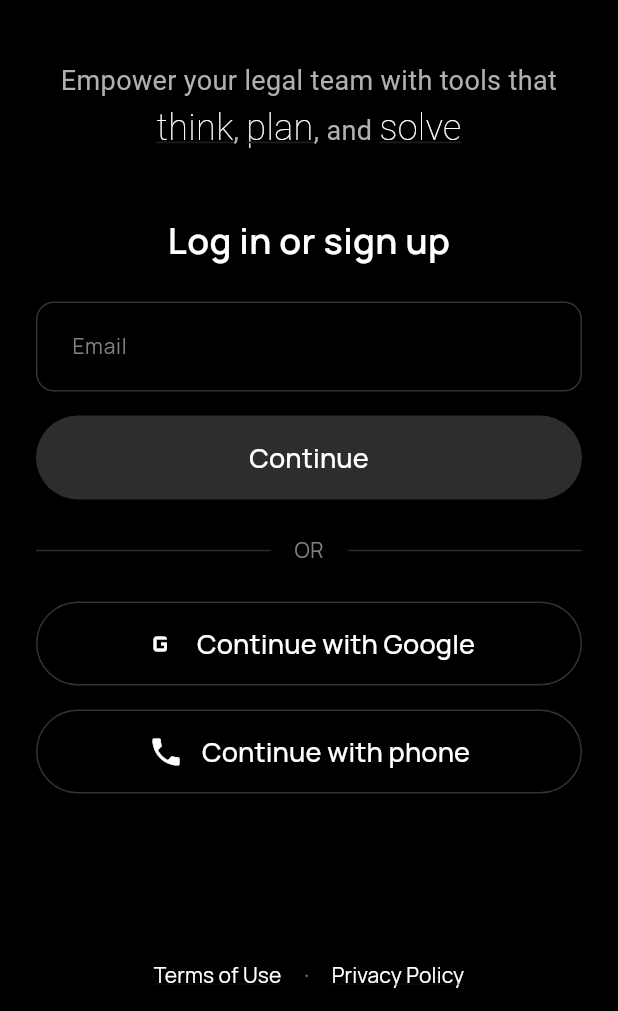
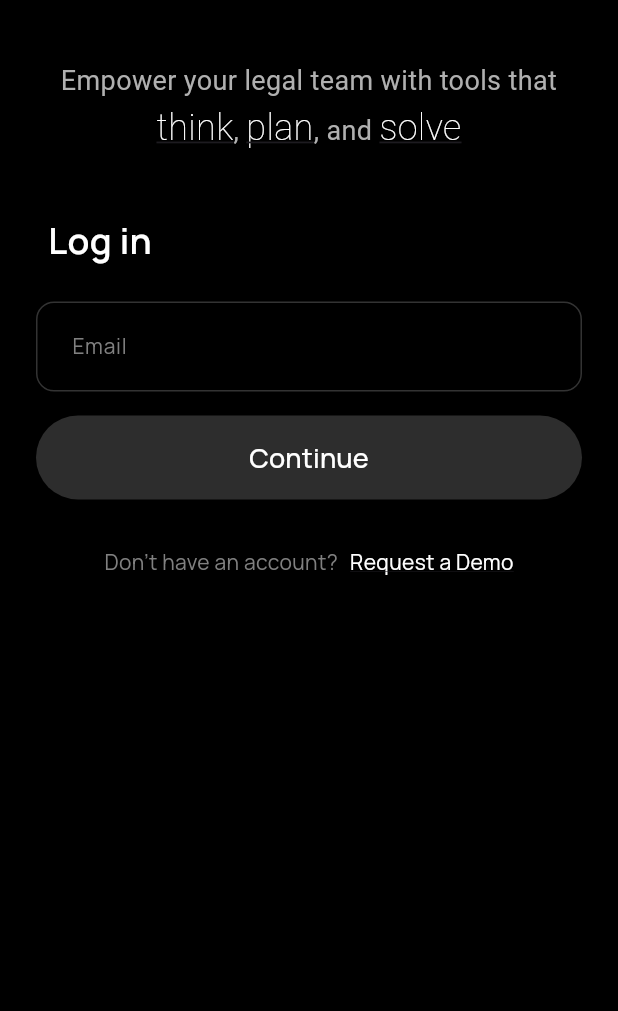
Before and after one commit to khumoyunABD/lexora, a Flutter app: the screen it shows after launch, on a phone screen of 412 x 824 dp, the part 225-1236 px from its top. Run offline on Flutter 3.47's test engine with Material 3 defaults, Android fonts, the phone set to English and light mode, and no system bars; our stand-ins replace dartz, dio, equatable, flutter_bloc, flutter_screenutil, flutter_secure_storage and 7 more; generated files the repository leaves out were written again.

```diff
--- a/lib/core/di/di.dart
+++ b/lib/core/di/di.dart
@@ -34,7 +34,7 @@ import 'package:lexora/features/user/presentation/bloc/user_bloc.dart';
 
 final di = GetIt.I;
 
-void setupDI() {
+void setupDependencies() {
   // core
   di.registerSingleton<LocalStorageRepository>(SecureLocalStorageRepository());
   di.registerSingleton<ApiClient>(ApiClient(di<LocalStorageRepository>()));
@@ -78,7 +78,8 @@ void setupDI() {
   di.registerLazySingleton(
       () => GetSessionByIdUseCase(di<SessionRepository>()));
   di.registerLazySingleton(() => CreateSessionUseCase(di<SessionRepository>()));
-  di.registerLazySingleton(() => UpdateSessionNameUseCase(di<SessionRepository>()));
+  di.registerLazySingleton(
+      () => UpdateSessionNameUseCase(di<SessionRepository>()));
   di.registerLazySingleton(() => DeleteSessionUseCase(di<SessionRepository>()));
   di.registerLazySingleton(() => GetMessagesUseCase(di<SessionRepository>()));
   di.registerLazySingleton(() => GetSourcesUseCase(di<SessionRepository>()));
--- a/lib/features/auth/presentation/pages/login_screen.dart
+++ b/lib/features/auth/presentation/pages/login_page.dart
@@ -3,19 +3,29 @@ import 'package:go_router/go_router.dart';
 import 'package:lexora/core/constants/app_colors.dart';
 import 'package:lexora/core/constants/app_text_styles.dart';
 import 'package:lexora/widgets/custom_text_field.dart';
-import 'package:lexora/widgets/divider_with_text.dart';
 import 'package:lexora/widgets/primary_button.dart';
-import 'package:lexora/widgets/secondary_button.dart';
+import 'package:url_launcher/url_launcher.dart';
 
-class LoginScreen extends StatefulWidget {
-  const LoginScreen({super.key});
+class LoginPage extends StatefulWidget {
+  final String? email;
+
+  const LoginPage({super.key, this.email});
 
   @override
-  State<LoginScreen> createState() => _LoginScreenState();
+  State<LoginPage> createState() => _LoginPageState();
 }
 
-class _LoginScreenState extends State<LoginScreen> {
+class _LoginPageState extends State<LoginPage> {
   final _emailController = TextEditingController();
+
+  @override
+  void initState() {
+    super.initState();
+    // Pre-fill email if provided
+    if (widget.email != null && widget.email!.isNotEmpty) {
+      _emailController.text = widget.email!;
+    }
+  }
 
   @override
   void dispose() {
@@ -23,12 +33,21 @@ class _LoginScreenState extends State<LoginScreen> {
     super.dispose();
   }
 
+  Future<void> _launchDemoUrl() async {
+    final uri = Uri.parse('https://lexora.uz/en/demo');
+    if (await canLaunchUrl(uri)) {
+      await launchUrl(uri, mode: LaunchMode.externalApplication);
+    }
+  }
+
   void _handleContinue() {
     final email = _emailController.text.trim();
 
     if (email.isEmpty) {
       ScaffoldMessenger.of(context).showSnackBar(
-        const SnackBar(content: Text('Please enter your email')),
+        const SnackBar(
+          content: Text('Please enter your email'),
+        ),
       );
       return;
     }
@@ -36,7 +55,9 @@ class _LoginScreenState extends State<LoginScreen> {
     // Basic email validation
     if (!email.contains('@') || !email.contains('.')) {
       ScaffoldMessenger.of(context).showSnackBar(
-        const SnackBar(content: Text('Please enter a valid email')),
+        const SnackBar(
+          content: Text('Please enter a valid email'),
+        ),
       );
       return;
     }
@@ -111,10 +132,16 @@ class _LoginScreenState extends State<LoginScreen> {
                     const SizedBox(height: 40),
 
                     // Title
-                    const Text(
-                      'Log in or sign up',
-                      style: AppTextStyles.h2,
-                      textAlign: TextAlign.center,
+                    Row(
+                      children: [
+                        const SizedBox(width: 8),
+                        const Text(
+                          // 'Log in or sign up',
+                          'Log in',
+                          style: AppTextStyles.h2,
+                          textAlign: TextAlign.start,
+                        ),
+                      ],
                     ),
 
                     const SizedBox(height: 24),
@@ -135,63 +162,84 @@ class _LoginScreenState extends State<LoginScreen> {
                       onPressed: _handleContinue,
                     ),
 
+                    const SizedBox(height: 32),
+
+                    // Demo section
+                    Row(
+                      mainAxisAlignment: MainAxisAlignment.center,
+                      children: [
+                        Text(
+                          "Don't have an account?",
+                          style: AppTextStyles.caption,
+                        ),
+                        const SizedBox(width: 8),
+                        GestureDetector(
+                          onTap: _launchDemoUrl,
+                          child: const Text(
+                            'Request a Demo',
+                            style: AppTextStyles.link,
+                          ),
+                        ),
+                      ],
+                    ),
+
                     const SizedBox(height: 24),
 
                     // Divider
-                    const DividerWithText(),
+                    // const DividerWithText(),
 
-                    const SizedBox(height: 24),
+                    // const SizedBox(height: 24),
 
                     // Google Sign In
-                    SecondaryButton(
-                      text: 'Continue with Google',
-                      icon: Icons.g_mobiledata,
-                      onPressed: () {
-                        // Handle Google sign in
-                      },
-                    ),
+                    // SecondaryButton(
+                    //   text: 'Continue with Google',
+                    //   icon: Icons.g_mobiledata,
+                    //   onPressed: () {
+                    //     // Handle Google sign in
+                    //   },
+                    // ),
 
-                    const SizedBox(height: 16),
+                    // const SizedBox(height: 16),
 
                     // Phone Sign In
-                    SecondaryButton(
-                      text: 'Continue with phone',
-                      icon: Icons.phone,
-                      onPressed: () {
-                        // Handle phone sign in
-                      },
-                    ),
+                    // SecondaryButton(
+                    //   text: 'Continue with phone',
+                    //   icon: Icons.phone,
+                    //   onPressed: () {
+                    //     // Handle phone sign in
+                    //   },
+                    // ),
 
-                    const SizedBox(height: 24),
+                    // const SizedBox(height: 24),
                   ],
                 ),
               ),
             ),
 
             // Footer - NOW OUTSIDE ScrollView
-            Padding(
-              padding: const EdgeInsets.symmetric(horizontal: 24.0),
-              child: Row(
-                mainAxisAlignment: MainAxisAlignment.center,
-                children: [
-                  TextButton(
-                    onPressed: () {
-                      // Open Terms of Use
-                    },
-                    child:
-                        const Text('Terms of Use', style: AppTextStyles.link),
-                  ),
-                  const Text(' · ', style: AppTextStyles.caption),
-                  TextButton(
-                    onPressed: () {
-                      // Open Privacy Policy
-                    },
-                    child:
-                        const Text('Privacy Policy', style: AppTextStyles.link),
-                  ),
-                ],
-              ),
-            ),
+            // Padding(
+            //   padding: const EdgeInsets.symmetric(horizontal: 24.0),
+            //   child: Row(
+            //     mainAxisAlignment: MainAxisAlignment.center,
+            //     children: [
+            //       TextButton(
+            //         onPressed: () {
+            //           // Open Terms of Use
+            //         },
+            //         child:
+            //             const Text('Terms of Use', style: AppTextStyles.link),
+            //       ),
+            //       const Text(' · ', style: AppTextStyles.caption),
+            //       TextButton(
+            //         onPressed: () {
+            //           // Open Privacy Policy
+            //         },
+            //         child:
+            //             const Text('Privacy Policy', style: AppTextStyles.link),
+            //       ),
+            //     ],
+            //   ),
+            // ),
           ],
         ),
       ),
--- a/lib/lexora_app.dart
+++ b/lib/lexora_app.dart
@@ -35,11 +35,13 @@ class LexoraApp extends StatelessWidget {
             theme: ThemeData(
               scaffoldBackgroundColor: AppColors.background,
               textTheme: GoogleFonts.manropeTextTheme(),
+              useMaterial3: true,
               colorScheme: const ColorScheme.dark(
                 surface: AppColors.surface,
                 primary: AppColors.textPrimary,
               ),
-              useMaterial3: true,
+              snackBarTheme:
+                  const SnackBarThemeData(behavior: SnackBarBehavior.floating),
             ),
             routerConfig: appRouter.goRouter,
           );
--- a/lib/main.dart
+++ b/lib/main.dart
@@ -3,6 +3,6 @@ import 'package:lexora/core/di/di.dart';
 import 'package:lexora/lexora_app.dart';
 
 void main() {
-  setupDI();
+  setupDependencies();
   runApp(const LexoraApp());
 }
--- a/lib/utils/helpers/router.dart
+++ b/lib/utils/helpers/router.dart
@@ -5,8 +5,8 @@ import 'package:flutter/material.dart';
 import 'package:go_router/go_router.dart';
 import 'package:lexora/core/di/di.dart';
 import 'package:lexora/core/services/local_storage/local_storage_repository.dart';
-import 'package:lexora/features/auth/presentation/pages/login_screen.dart';
-import 'package:lexora/features/auth/presentation/pages/password_screen.dart';
+import 'package:lexora/features/auth/presentation/pages/login_page.dart';
+import 'package:lexora/features/auth/presentation/pages/password_page.dart';
 import 'package:lexora/features/user/presentation/pages/chat_page.dart';
 
 abstract class PagePath {
@@ -96,12 +96,15 @@ class AppRouter {
     ),
     GoRoute(
       path: PagePath.login,
-      pageBuilder: (context, state) => CustomTransitionPage<void>(
-        key: state.pageKey,
-        child: const LoginScreen(),
-        transitionsBuilder: (context, animation, secondaryAnimation, child) =>
-            FadeTransition(opacity: animation, child: child),
-      ),
+      pageBuilder: (context, state) {
+        final email = state.uri.queryParameters['email'];
+        return CustomTransitionPage<void>(
+          key: state.pageKey,
+          child: LoginPage(email: email),
+          transitionsBuilder: (context, animation, secondaryAnimation, child) =>
+              FadeTransition(opacity: animation, child: child),
+        );
+      },
     ),
     GoRoute(
       path: PagePath.auth,
@@ -109,7 +112,7 @@ class AppRouter {
         final email = state.uri.queryParameters['email'] ?? '';
         return CustomTransitionPage<void>(
           key: state.pageKey,
-          child: PasswordScreen(email: email),
+          child: PasswordPage(email: email),
           transitionsBuilder: (context, animation, secondaryAnimation, child) =>
               FadeTransition(opacity: animation, child: child),
         );
--- a/pubspec.yaml
+++ b/pubspec.yaml
@@ -4,7 +4,7 @@ description: "Your AI partner for smarter legal work."
 # pub.dev using `flutter pub publish`. This is preferred for private packages.
 publish_to: "none" # Remove this line if you wish to publish to pub.dev
 
-version: 1.0.0+1
+version: 1.0.3+4
 
 environment:
   sdk: ">=3.5.2 <4.0.0"
```
Also changed, not shown: lib/features/auth/presentation/pages/password_page.dart (renamed from lib/features/auth/presentation/pages/password_screen.dart, +55 -55 lines), lib/features/user/presentation/pages/chat_page.dart (+11 -15 lines), lib/features/user/presentation/pages/side_drawer.dart (+57 -6 lines), lib/features/user/presentation/pages/widgets/chat_input_bar.dart (+15 -14 lines), lib/widgets/custom_text_field.dart (+5 -2 lines), lib/features/user/presentation/pages/widgets/message_bubble.dart (line endings or trailing spaces), 5 other files.
